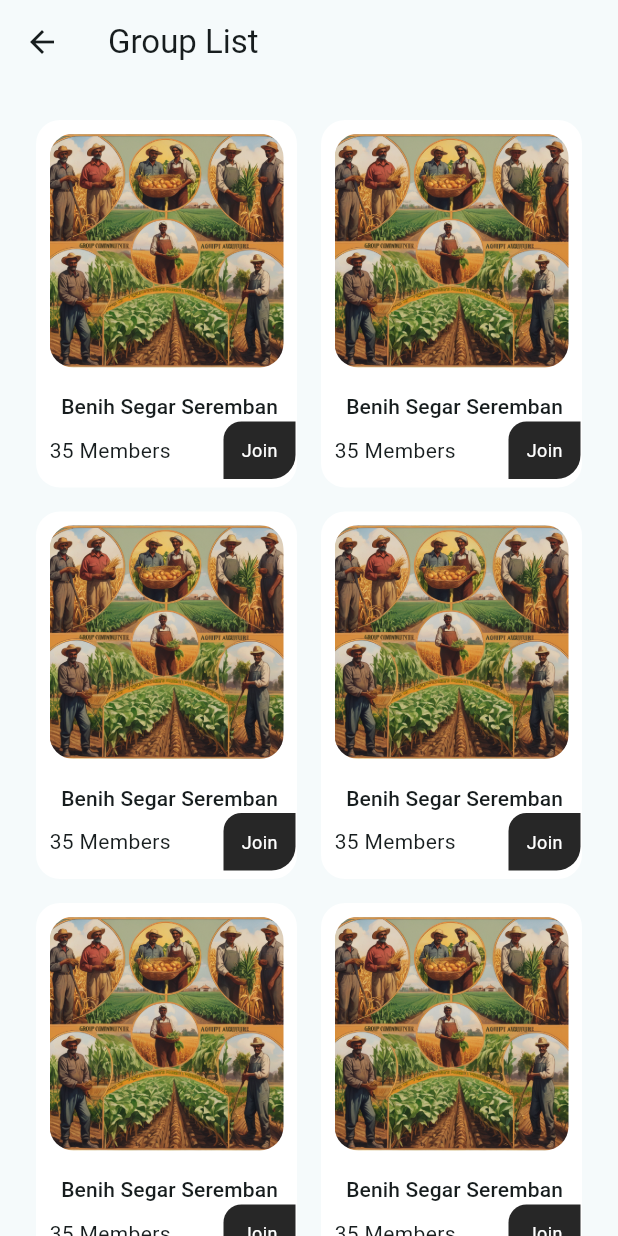
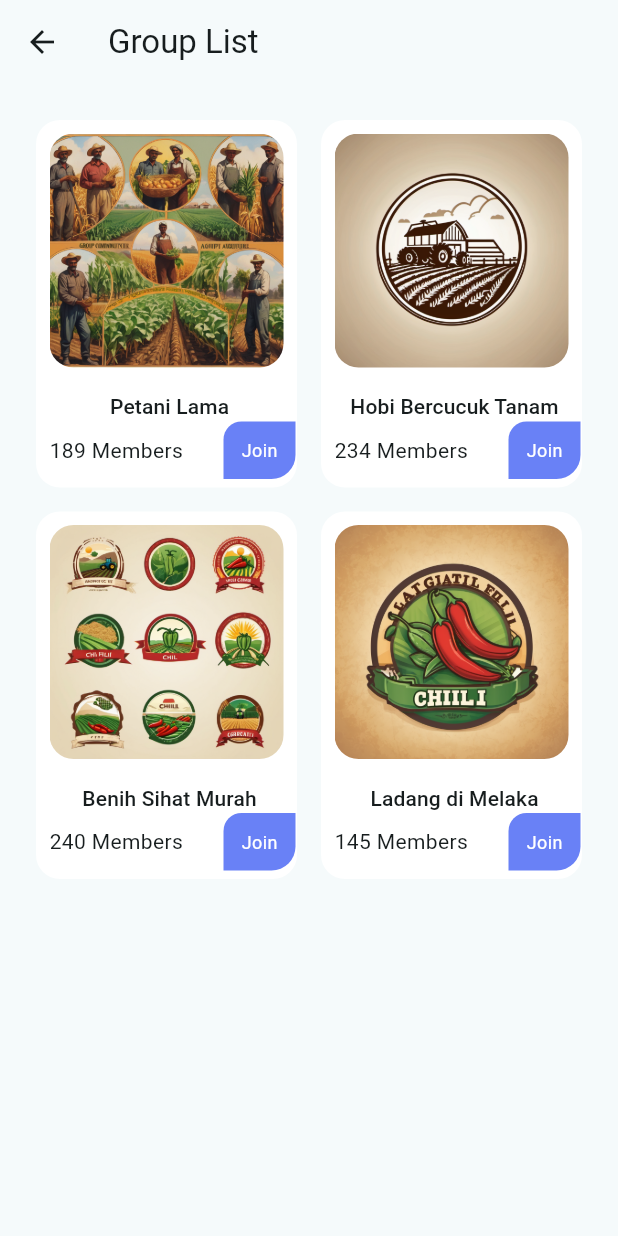
Before and after one commit to aidilaqif/growhub, a Flutter app: the GroupList screen opened directly, on a phone screen of 412 x 824 dp. Run offline on Flutter 3.47's test engine with Material 3 defaults, Android fonts, the phone set to English and light mode, and no system bars; our stand-ins replace animate_do, carousel_slider, get, iconsax.

Commit message:
update group list

```diff
--- a/lib/community/community.dart
+++ b/lib/community/community.dart
@@ -65,7 +65,7 @@ class CommunityPage extends StatelessWidget {
                           Navigator.push(
                             context,
                             MaterialPageRoute(
-                                builder: (context) => const GroupList()),
+                                builder: (context) => GroupList()),
                           );
                         },
                       ),
--- a/lib/custom_shapes/product_card_vertical.dart
+++ b/lib/custom_shapes/product_card_vertical.dart
@@ -7,7 +7,16 @@ import 'package:growhub/containers/rounded_container.dart';
 import 'package:growhub/custom_shapes/card_title_text.dart';
 
 class TProductCardVertical extends StatefulWidget {
-  const TProductCardVertical({Key? key}) : super(key: key);
+  const TProductCardVertical({
+    Key? key,
+    required this.groupName,
+    required this.memberCount,
+    required this.imageUrl,
+  }) : super(key: key);
+
+  final String groupName;
+  final int memberCount;
+  final String imageUrl;
 
   @override
   _TProductCardVerticalState createState() => _TProductCardVerticalState();
@@ -33,46 +42,26 @@ class _TProductCardVerticalState extends State<TProductCardVertical> {
         ),
         child: Column(
           children: [
-            const TRoundedContainer(
+            TRoundedContainer(
               height: 180,
               padding: EdgeInsets.all(TSizes.sm),
               backgroundColor: Colors.white,
               child: Stack(
                 children: [
                   TRoundedImage(
-                      imageUrl: TImages.group1, applyImageRadius: true),
-                  // Positioned(
-                  //   top: 12,
-                  //   child: TRoundedContainer(
-                  //     radius: TSizes.sm,
-                  //     backgroundColor: TColors.secondary.withOpacity(0.8),
-                  //     padding: const EdgeInsets.symmetric(
-                  //         horizontal: TSizes.sm, vertical: TSizes.xs),
-                  //     child: Text('25%',
-                  //         style: Theme.of(context)
-                  //             .textTheme
-                  //             .labelLarge!
-                  //             .apply(color: TColors.black)),
-                  //   ),
-                  // ),
-                  // Positioned(
-                  //   top: 0,
-                  //   right: 0,
-                  //   child: TCircularIcon(
-                  //     icon: Iconsax.heart5,
-                  //     color: Colors.red,
-                  //   ),
-                  // )
+                    imageUrl: widget.imageUrl, // Pass the imageUrl directly
+                    applyImageRadius: true,
+                  ),
                 ],
               ),
             ),
-            const Padding(
-              padding: EdgeInsets.only(left: TSizes.sm/2),
+             Padding(
+              padding: EdgeInsets.only(left: TSizes.sm / 2),
               child: Column(
                 crossAxisAlignment: CrossAxisAlignment.start,
                 children: [
                   TProductTitleText(
-                    title: 'Benih Segar Seremban',
+                    title: widget.groupName,
                     smallSize: true,
                   ),
                 ],
@@ -81,14 +70,22 @@ class _TProductCardVerticalState extends State<TProductCardVertical> {
             Row(
               mainAxisAlignment: MainAxisAlignment.spaceBetween,
               children: [
-                const Padding(
+                 Padding(
                   padding: EdgeInsets.all(8.0),
-                  child: Text('35 Members'),
+                  child: Text('${widget.memberCount} Members'),
                 ),
-                Container(
-                  decoration: const BoxDecoration(
-                    color: TColors.dark,
-                    borderRadius: BorderRadius.only(
+                GestureDetector(
+                  onTap: () {
+                    setState(() {
+                      _isJoined = !_isJoined;
+                    });
+                  },
+                  child: Container(
+                    decoration: BoxDecoration(
+                      color: _isJoined
+                          ? Color.fromARGB(255, 1, 30, 99)
+                          : const Color.fromARGB(255, 105, 129, 246),
+                      borderRadius: const BorderRadius.only(
                         topLeft: Radius.circular(TSizes.cardRadiusMd),
                         bottomRight: Radius.circular(TSizes.productImageRadius),
                       ),
@@ -99,9 +96,10 @@ class _TProductCardVerticalState extends State<TProductCardVertical> {
                       child: Center(
                         child: Text(
                           _isJoined ? 'Joined' : 'Join',
-                        style: TextStyle(
+                          style: const TextStyle(
                             color: TColors.white,
                             fontSize: 12,
+                          ),
                         ),
                       ),
                     ),
--- /dev/null
+++ b/lib/data/group_data.dart
@@ -0,0 +1,23 @@
+
+final List<Map<String, dynamic>> groups = [
+  {
+    'name': 'Petani Lama',
+    'memberCount': 189,
+    'imageUrl': 'assets/images/group1.png', // Replace with your image path
+  },
+  {
+    'name': 'Hobi Bercucuk Tanam',
+    'memberCount': 234,
+    'imageUrl': 'assets/images/group2.png', // Replace with your image path
+  },
+  {
+    'name': 'Benih Sihat Murah',
+    'memberCount': 240,
+    'imageUrl': 'assets/images/group3.png', // Replace with your image path
+  },
+  {
+    'name': 'Ladang di Melaka',
+    'memberCount': 145,
+    'imageUrl': 'assets/images/group4.png', // Replace with your image path
+  },
+];
--- a/lib/group/list_group.dart
+++ b/lib/group/list_group.dart
@@ -1,22 +1,24 @@
 import 'package:flutter/material.dart';
 import 'package:growhub/constants/sizes.dart';
 import 'package:growhub/custom_shapes/product_card_vertical.dart';
+import 'package:growhub/data/group_data.dart';
 import 'package:growhub/layout/layout_horizontal.dart';
 
 class GroupList extends StatelessWidget {
-  const GroupList({super.key});
+   GroupList({Key? key});
+
 
   @override
   Widget build(BuildContext context) {
     return Scaffold(
       appBar: AppBar(
         leading: IconButton(
-          icon: Icon(Icons.arrow_back),
+          icon: const Icon(Icons.arrow_back),
           onPressed: () {
             Navigator.pop(context); // Navigate back to the previous screen
           },
         ),
-        title: Text('Group List'),
+        title: const Text('Group List'),
       ),
       body: SingleChildScrollView(
         child: Column(
@@ -28,8 +30,15 @@ class GroupList extends StatelessWidget {
                 children: [
                   // Product popular
                   TGridLayoutHorizontal(
-                    itemCount: 6,
-                    itemBuilder: (_, index) => const TProductCardVertical(),
+                    itemCount: groups.length,
+                    itemBuilder: (_, index) {
+                      final group = groups[index];
+                      return TProductCardVertical(
+                        groupName: group['name'],
+                        memberCount: group['memberCount'],
+                        imageUrl: group['imageUrl'],
+                      );
+                    },
                   ),
                 ],
               ),
```
Also changed, not shown: lib/item/item_card/card_vertical.dart (+124 -0 lines), lib/item/item_card/product_card_vertical.dart (deleted, +0 -124 lines), assets/images/group2.png (added), assets/images/group3.png (added), assets/images/group4.png (added), pubspec.lock. Lines whose indentation alone changed are shown as unchanged.
